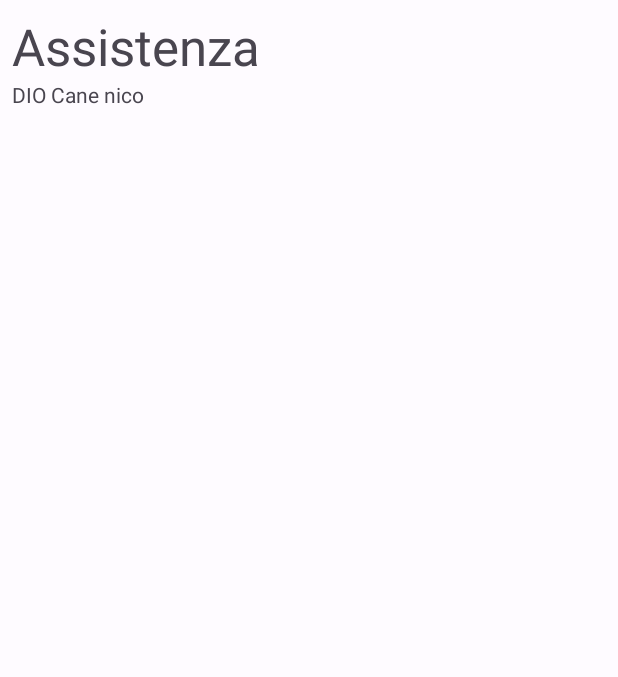
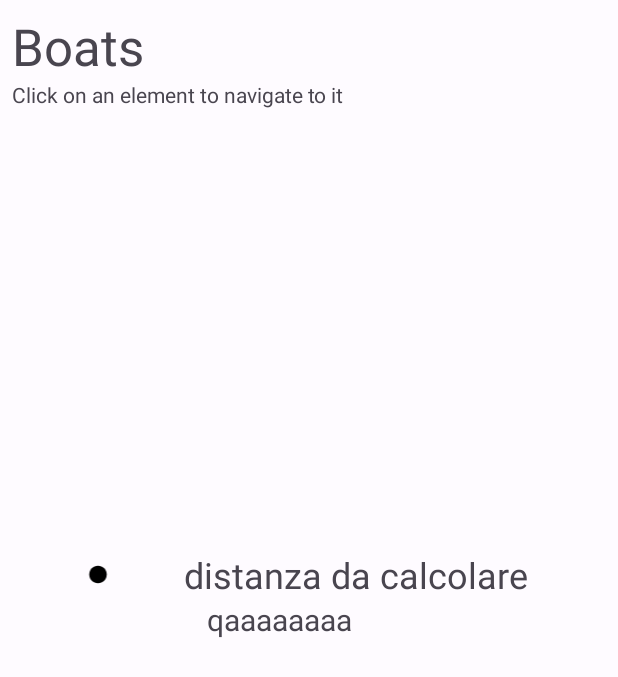
Before and after one commit to open-roboe/roboapp, an Android app: the fragment BoatInfoFragment shown on its own in the app's theme, on a phone screen of 412 x 824 dp. Shown: the top 677 px of the screen. Run offline under Robolectric (Android 15) with nearby library versions, the phone set to English and light mode, and no system bars; our stand-ins replace Room's generated code, data binding.

Commit message:
lavorando ancora su BoatsListFragment di nuovo

```diff
--- a/app/src/main/java/it/halb/roboapp/ui/main/BoatInfoFragment.java
+++ b/app/src/main/java/it/halb/roboapp/ui/main/BoatInfoFragment.java
@@ -13,6 +13,10 @@ import android.view.View;
 import android.view.ViewGroup;
 import android.widget.Toast;
 
+import java.util.ArrayList;
+import java.util.List;
+
+import it.halb.roboapp.dataLayer.localDataSource.Boat;
 import it.halb.roboapp.databinding.FragmentBoatInfoBinding;
 import it.halb.roboapp.ui.main.adapters.BoatsListAdapter;
 
@@ -56,7 +60,18 @@ public class BoatInfoFragment extends Fragment {
             //TODO: implementare il giusto listener
         });
 
-
+        //test recyclerView
+        Boat a = new Boat();
+        Boat b = new Boat();
+        Boat c = new Boat();
+        a.setUsername("qaaaaaaaa");
+        b.setUsername("bbbbbbbbb");
+        c.setUsername("ccccccccc");
+        ArrayList<Boat> list = new ArrayList<Boat>();
+        list.add(a);
+        list.add(b);
+        list.add(c);
+        adapter.submitList(list);
 
 
 
--- a/app/src/main/res/layout/fragment_boat_info.xml
+++ b/app/src/main/res/layout/fragment_boat_info.xml
@@ -42,13 +42,22 @@
             app:layout_constraintStart_toStartOf="parent"
             app:layout_constraintTop_toBottomOf="@+id/linearLayout" />
 
-        <androidx.recyclerview.widget.RecyclerView
-            android:id="@+id/boatsRecyclerView"
+        <androidx.constraintlayout.widget.ConstraintLayout
             android:layout_width="match_parent"
             android:layout_height="wrap_content"
-            app:layout_constraintTop_toBottomOf="@+id/textView7"
-            tools:layout_editor_absoluteX="8dp"
-            tools:listitem="@layout/boat_item" />
+            android:paddingTop="24dp"
+            app:layout_constraintBottom_toBottomOf="parent"
+            app:layout_constraintStart_toStartOf="parent"
+            app:layout_constraintTop_toBottomOf="@+id/textView7">
+
+            <androidx.recyclerview.widget.RecyclerView
+                android:id="@+id/boatsRecyclerView"
+                android:layout_width="match_parent"
+                android:layout_height="match_parent"
+                app:layout_constraintStart_toStartOf="parent"
+                app:layout_constraintTop_toTopOf="parent"
+                tools:listitem="@layout/boat_item" />
+        </androidx.constraintlayout.widget.ConstraintLayout>
 
     </androidx.constraintlayout.widget.ConstraintLayout>
 
--- a/app/src/main/res/navigation/main_map_nav_graph.xml
+++ b/app/src/main/res/navigation/main_map_nav_graph.xml
@@ -22,9 +22,9 @@
         android:label="RobuoyInfo" />
     <fragment
         android:id="@+id/boatInfo"
-        android:name="it.halb.roboapp.ui.main.BoatInfo"
+        android:name="it.halb.roboapp.ui.main.BoatInfoFragment"
         tools:layout="@layout/fragment_boat_info"
-        android:label="BoatInfo" />
+        android:label="BoatInfoFragment" />
 
     <include app:graph="@navigation/navigation_main" />
 
--- a/app/src/main/res/values/strings.xml
+++ b/app/src/main/res/values/strings.xml
@@ -34,9 +34,9 @@
     <string name="map">Mappa</string>
     <string name="buoy">Boe</string>
     <string name="robuoy">Roboe</string>
-    <string name="Boat">Assistenza</string>
+    <string name="Boat">Boats</string>
     <string name="first_item_menu_boats">item1</string>
     <string name="second_item_menu_boats">item2</string>
     <string name="menu_boats">menu</string>
-    <string name="click_on_boats">DIO Cane nico</string>
+    <string name="click_on_boats">Click on an element to navigate to it</string>
 </resources>
```
